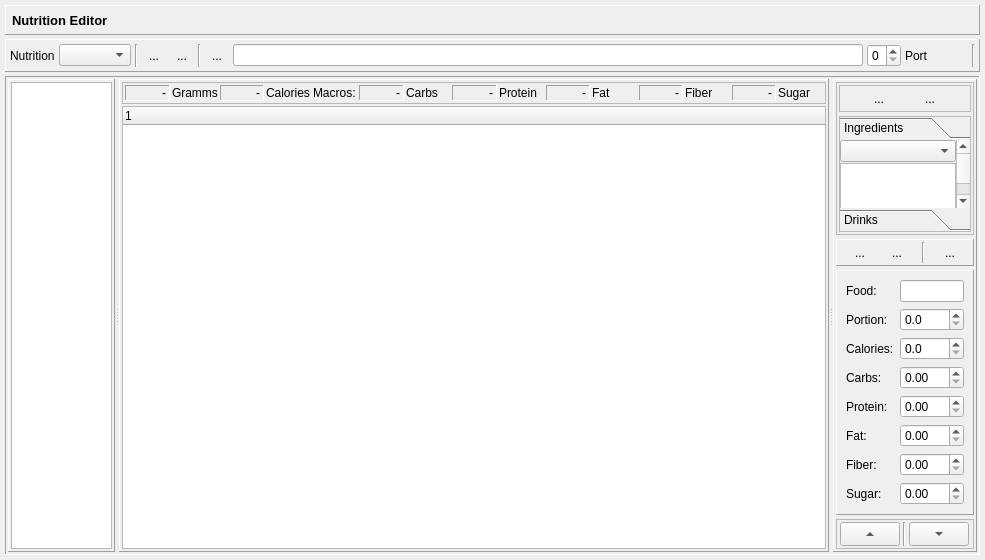
This is dialog_nutrition.ui in Tria-Andy/WorkoutEditor as Qt 5 draws it before an edit. The edited form follows.
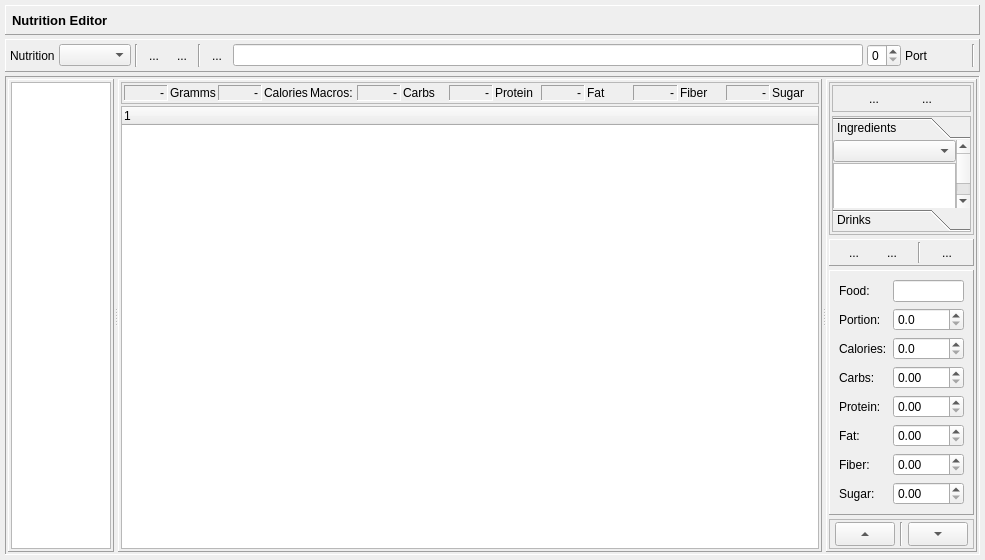
This is the edited form. Icons and pictures are not drawn.

What changed in the file:
```diff
--- a/dialog_nutrition.ui
+++ b/dialog_nutrition.ui
@@ -7,7 +7,7 @@
     <x>0</x>
     <y>0</y>
     <width>985</width>
-    <height>515</height>
+    <height>549</height>
    </rect>
   </property>
   <property name="windowTitle">
@@ -846,7 +846,7 @@
                  <rect>
                   <x>0</x>
                   <y>0</y>
-                  <width>165</width>
+                  <width>108</width>
                   <height>94</height>
                  </rect>
                 </property>
@@ -1042,7 +1042,7 @@
              <item row="4" column="1">
               <widget class="QDoubleSpinBox" name="doubleSpinBox_carbs">
                <property name="maximum">
-                <double>200.000000000000000</double>
+                <double>1000.000000000000000</double>
                </property>
               </widget>
              </item>
@@ -1056,7 +1056,7 @@
              <item row="5" column="1">
               <widget class="QDoubleSpinBox" name="doubleSpinBox_protein">
                <property name="maximum">
-                <double>200.000000000000000</double>
+                <double>1000.000000000000000</double>
                </property>
               </widget>
              </item>
@@ -1070,7 +1070,7 @@
              <item row="6" column="1">
               <widget class="QDoubleSpinBox" name="doubleSpinBox_fat">
                <property name="maximum">
-                <double>100.000000000000000</double>
+                <double>500.000000000000000</double>
                </property>
               </widget>
              </item>
@@ -1084,7 +1084,7 @@
              <item row="7" column="1">
               <widget class="QDoubleSpinBox" name="doubleSpinBox_fiber">
                <property name="maximum">
-                <double>100.000000000000000</double>
+                <double>500.000000000000000</double>
                </property>
               </widget>
              </item>
@@ -1098,7 +1098,7 @@
              <item row="8" column="1">
               <widget class="QDoubleSpinBox" name="doubleSpinBox_sugar">
                <property name="maximum">
-                <double>100.000000000000000</double>
+                <double>500.000000000000000</double>
                </property>
               </widget>
              </item>
@@ -1125,7 +1125,7 @@
                 <number>1</number>
                </property>
                <property name="maximum">
-                <double>500.000000000000000</double>
+                <double>1000.000000000000000</double>
                </property>
                <property name="singleStep">
                 <double>5.000000000000000</double>
@@ -1138,7 +1138,7 @@
                 <number>1</number>
                </property>
                <property name="maximum">
-                <double>500.000000000000000</double>
+                <double>2000.000000000000000</double>
                </property>
               </widget>
              </item>
```
Left out of the diff: 2 changed lines with no effect on the pictures.
